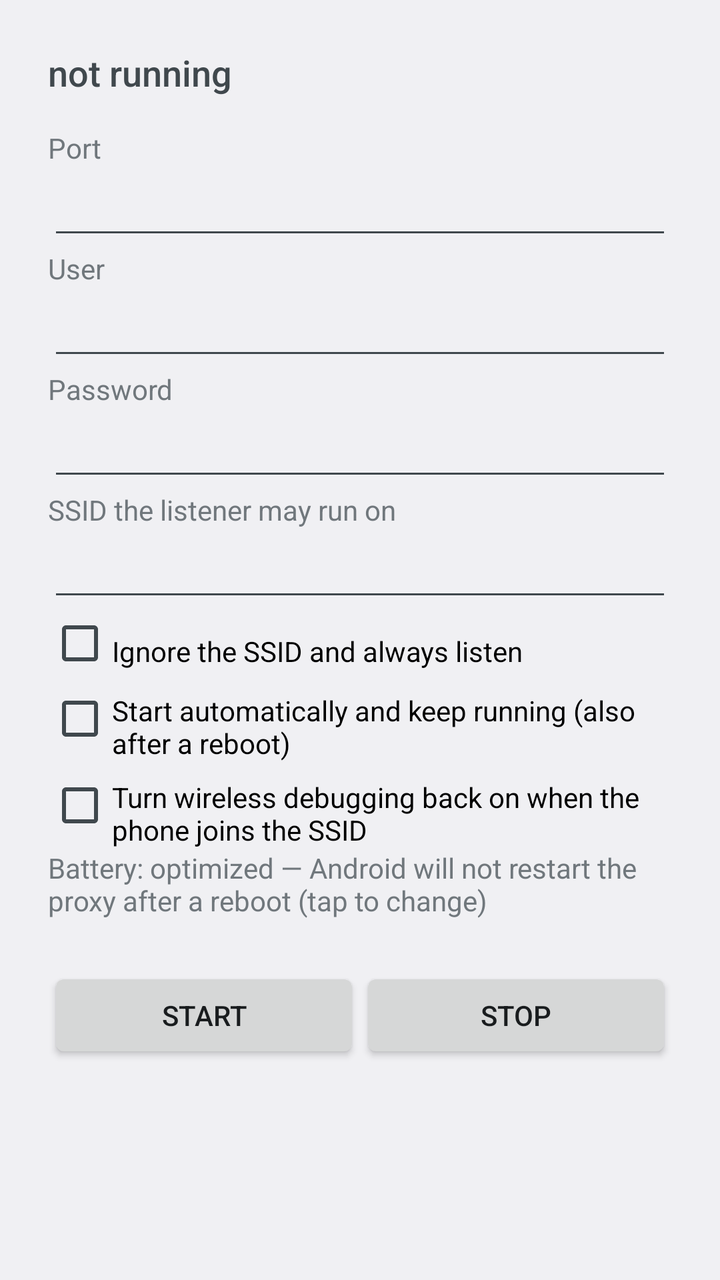
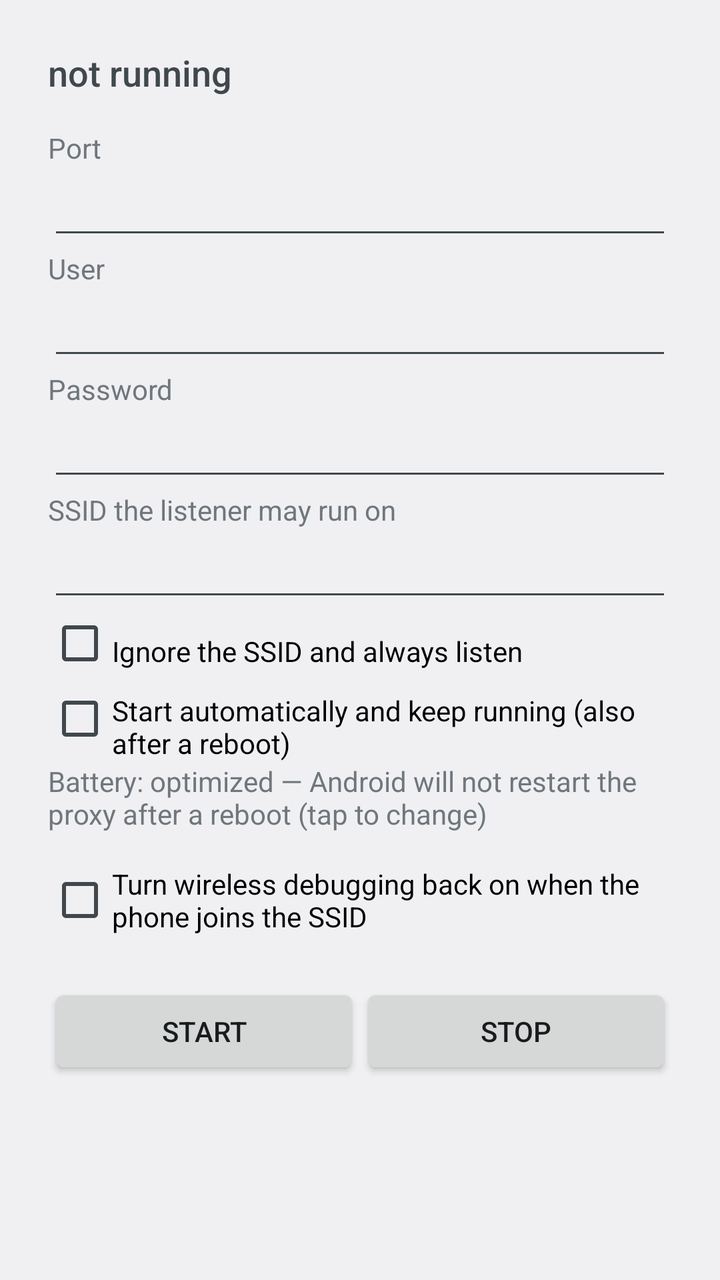

An Android layout rendered at two revisions. The XML below is the earlier revision; the diff shows what the commit changed to produce the second picture.
<!-- AndroidManifest.xml: activity theme AppTheme -->
<!-- res/layout/activity_main.xml -->
<?xml version="1.0" encoding="utf-8"?>
<ScrollView xmlns:android="http://schemas.android.com/apk/res/android"
    android:layout_width="match_parent"
    android:layout_height="match_parent"
    android:fillViewport="true">

    <LinearLayout
        android:layout_width="match_parent"
        android:layout_height="wrap_content"
        android:orientation="vertical"
        android:padding="24dp">

        <TextView
            android:id="@+id/status"
            android:layout_width="match_parent"
            android:layout_height="wrap_content"
            android:paddingBottom="16dp"
            android:text="@string/status_unknown"
            android:textAppearance="?android:attr/textAppearanceMedium" />

        <TextView
            android:layout_width="match_parent"
            android:layout_height="wrap_content"
            android:labelFor="@+id/port"
            android:text="@string/label_port" />

        <EditText
            android:id="@+id/port"
            android:layout_width="match_parent"
            android:layout_height="wrap_content"
            android:autofillHints=""
            android:inputType="number" />

        <TextView
            android:layout_width="match_parent"
            android:layout_height="wrap_content"
            android:labelFor="@+id/user"
            android:text="@string/label_user" />

        <EditText
            android:id="@+id/user"
            android:layout_width="match_parent"
            android:layout_height="wrap_content"
            android:autofillHints="username"
            android:inputType="text" />

        <TextView
            android:layout_width="match_parent"
            android:layout_height="wrap_content"
            android:labelFor="@+id/password"
            android:text="@string/label_password" />

        <EditText
            android:id="@+id/password"
            android:layout_width="match_parent"
            android:layout_height="wrap_content"
            android:autofillHints="password"
            android:inputType="textPassword" />

        <TextView
            android:layout_width="match_parent"
            android:layout_height="wrap_content"
            android:labelFor="@+id/ssid"
            android:text="@string/label_ssid" />

        <EditText
            android:id="@+id/ssid"
            android:layout_width="match_parent"
            android:layout_height="wrap_content"
            android:autofillHints=""
            android:inputType="text" />

        <CheckBox
            android:id="@+id/any_network"
            android:layout_width="match_parent"
            android:layout_height="wrap_content"
            android:paddingTop="8dp"
            android:text="@string/label_any_network" />

        <CheckBox
            android:id="@+id/auto_start"
            android:layout_width="match_parent"
            android:layout_height="wrap_content"
            android:paddingTop="8dp"
            android:text="@string/label_auto_start" />

        <CheckBox
            android:id="@+id/adb_wifi"
            android:layout_width="match_parent"
            android:layout_height="wrap_content"
            android:paddingTop="8dp"
            android:text="@string/label_adb_wifi" />

        <TextView
            android:id="@+id/battery"
            android:layout_width="match_parent"
            android:layout_height="wrap_content"
            android:paddingBottom="8dp"
            android:text="@string/battery_optimized"
            android:textAppearance="?android:attr/textAppearanceSmall" />

        <LinearLayout
            android:layout_width="match_parent"
            android:layout_height="wrap_content"
            android:orientation="horizontal"
            android:paddingTop="16dp">

            <Button
                android:id="@+id/start"
                android:layout_width="0dp"
                android:layout_height="wrap_content"
                android:layout_weight="1"
                android:text="@string/action_start" />

            <Button
                android:id="@+id/stop"
                android:layout_width="0dp"
                android:layout_height="wrap_content"
                android:layout_weight="1"
                android:text="@string/action_stop" />
        </LinearLayout>
    </LinearLayout>
</ScrollView>
<!-- resources referenced by this layout -->
<resources>
  <string name="action_start">Start</string>
  <string name="action_stop">Stop</string>
  <string name="battery_optimized">Battery: optimized — Android will not restart the proxy after a reboot (tap to change)</string>
  <string name="label_adb_wifi">Turn wireless debugging back on when the phone joins the SSID</string>
  <string name="label_any_network">Ignore the SSID and always listen</string>
  <string name="label_auto_start">Start automatically and keep running (also after a reboot)</string>
  <string name="label_password">Password</string>
  <string name="label_port">Port</string>
  <string name="label_ssid">SSID the listener may run on</string>
  <string name="label_user">User</string>
  <string name="status_unknown">not running</string>
  <style name="AppTheme" parent="@android:style/Theme.DeviceDefault.DayNight">
          <item name="android:windowOptOutEdgeToEdgeEnforcement">true</item>
      </style>
</resources>

<!-- the commit's change to res/layout/activity_main.xml (unified diff, before → after) -->
@@ -84,13 +84,6 @@
             android:paddingTop="8dp"
             android:text="@string/label_auto_start" />
 
-        <CheckBox
-            android:id="@+id/adb_wifi"
-            android:layout_width="match_parent"
-            android:layout_height="wrap_content"
-            android:paddingTop="8dp"
-            android:text="@string/label_adb_wifi" />
-
         <TextView
             android:id="@+id/battery"
             android:layout_width="match_parent"
@@ -98,6 +91,14 @@
             android:paddingBottom="8dp"
             android:text="@string/battery_optimized"
             android:textAppearance="?android:attr/textAppearanceSmall" />
+
+        <CheckBox
+            android:id="@+id/adb_wifi"
+            android:layout_width="match_parent"
+            android:layout_height="wrap_content"
+            android:paddingTop="8dp"
+            android:paddingBottom="8dp"
+            android:text="@string/label_adb_wifi" />
 
         <LinearLayout
             android:layout_width="match_parent"
